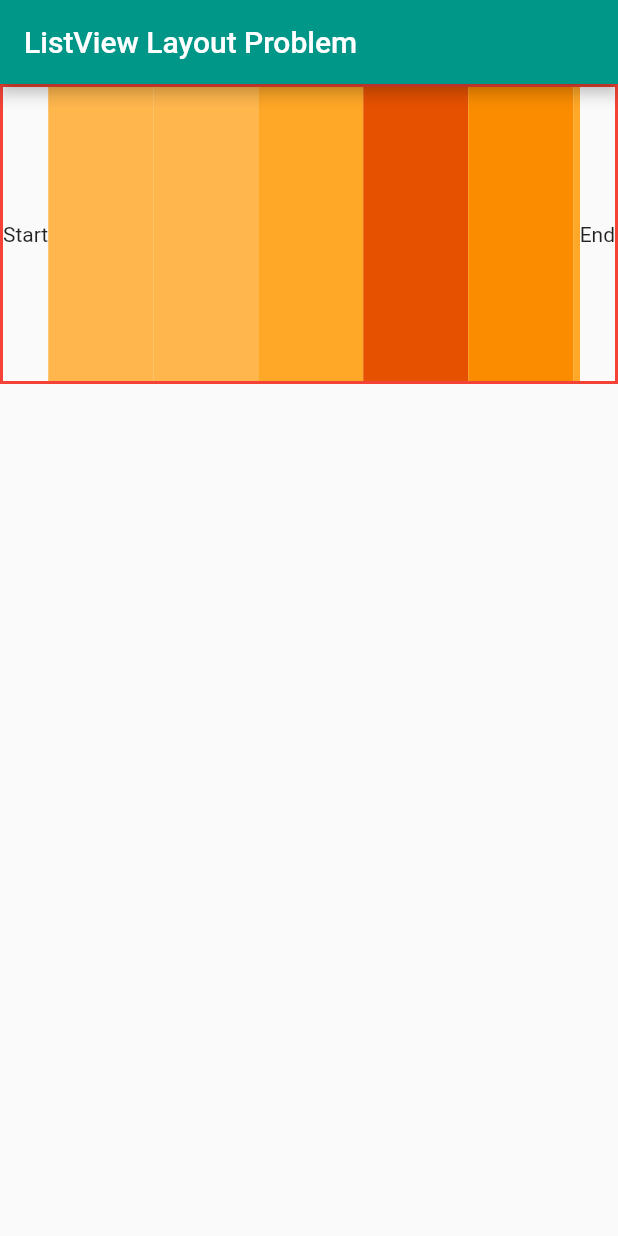
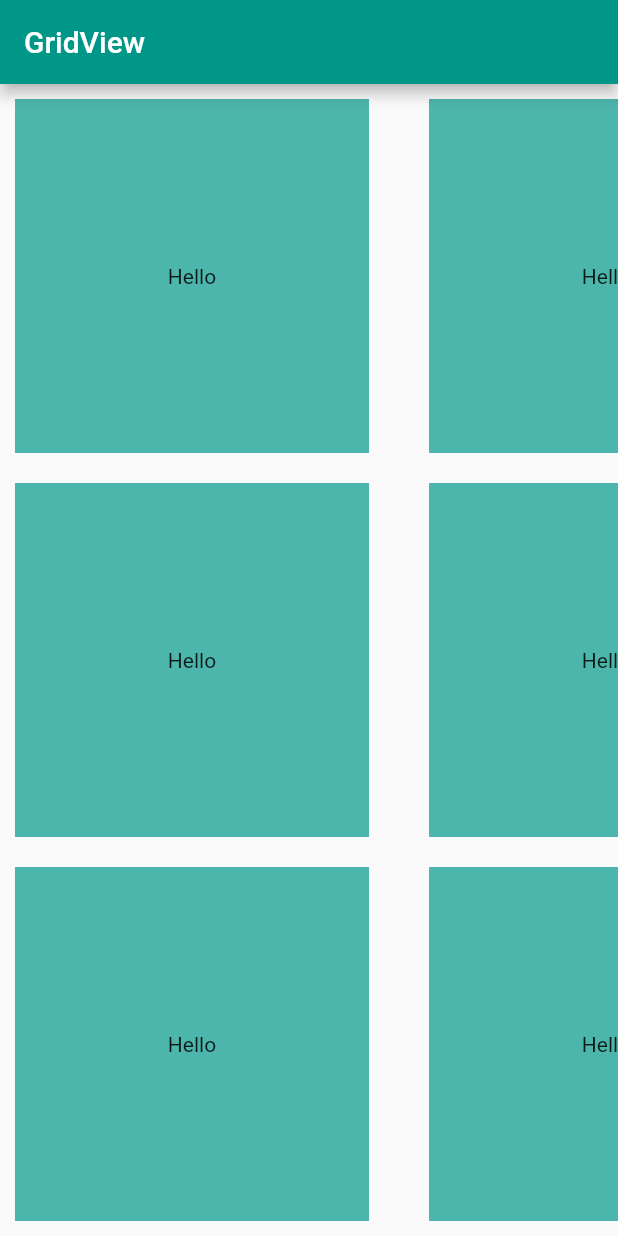
Before and after one commit to RustamovRRR/widgets, a Flutter app: the screen it shows after launch, on a phone screen of 412 x 824 dp. Run offline on Flutter 3.47's test engine with Material 2 defaults, Android fonts, the phone set to English and light mode, and no system bars; our stand-ins replace flutter_easyloading.

Commit message:
understaning gridview count widget

```diff
--- a/lib/main.dart
+++ b/lib/main.dart
@@ -1,5 +1,6 @@
 import "package:flutter/material.dart";
 import 'package:flutter_easyloading/flutter_easyloading.dart';
+import 'package:widgets/scrolls/GridViewClass.dart';
 import 'package:widgets/scrolls/listViewLayoutProblemi.dart';
 
 void main() {
@@ -44,7 +45,7 @@ class MyApp extends StatelessWidget {
                 color: Color.fromRGBO(156, 39, 176, 1),
                 fontWeight: FontWeight.bold)),
       ),
-      home: ListViewLayoutProblemi(),
+      home: GridViewClass(),
       builder: EasyLoading.init(),
     );
   }
--- /dev/null
+++ b/lib/scrolls/GridViewClass.dart
@@ -0,0 +1,188 @@
+import 'package:flutter/material.dart';
+
+class GridViewClass extends StatelessWidget {
+  const GridViewClass({Key? key}) : super(key: key);
+
+  @override
+  Widget build(BuildContext context) {
+    return Scaffold(
+      appBar: AppBar(
+        title: Text("GridView"),
+      ),
+      body: gridViewCount(),
+    );
+  }
+
+  GridView gridViewCount() {
+    return GridView.count(
+      crossAxisCount: 3,
+      primary: false,
+      scrollDirection: Axis.horizontal,
+      padding: EdgeInsets.all(10),
+      crossAxisSpacing: 20,
+      mainAxisSpacing: 40,
+      children: [
+        Container(
+          alignment: Alignment.center,
+          color: Colors.teal.shade300,
+          child: Text(
+            'Hello',
+            textAlign: TextAlign.center,
+          ),
+        ),
+        Container(
+          alignment: Alignment.center,
+          color: Colors.teal.shade300,
+          child: Text(
+            'Hello',
+            textAlign: TextAlign.center,
+          ),
+        ),
+        Container(
+          alignment: Alignment.center,
+          color: Colors.teal.shade300,
+          child: Text(
+            'Hello',
+            textAlign: TextAlign.center,
+          ),
+        ),
+        Container(
+          alignment: Alignment.center,
+          color: Colors.teal.shade300,
+          child: Text(
+            'Hello',
+            textAlign: TextAlign.center,
+          ),
+        ),
+        Container(
+          alignment: Alignment.center,
+          color: Colors.teal.shade300,
+          child: Text(
+            'Hello',
+            textAlign: TextAlign.center,
+          ),
+        ),
+        Container(
+          alignment: Alignment.center,
+          color: Colors.teal.shade300,
+          child: Text(
+            'Hello',
+            textAlign: TextAlign.center,
+          ),
+        ),
+        Container(
+          alignment: Alignment.center,
+          color: Colors.teal.shade300,
+          child: Text(
+            'Hello',
+            textAlign: TextAlign.center,
+          ),
+        ),
+        Container(
+          alignment: Alignment.center,
+          color: Colors.teal.shade300,
+          child: Text(
+            'Hello',
+            textAlign: TextAlign.center,
+          ),
+        ),
+        Container(
+          alignment: Alignment.center,
+          color: Colors.teal.shade300,
+          child: Text(
+            'Hello',
+            textAlign: TextAlign.center,
+          ),
+        ),
+        Container(
+          alignment: Alignment.center,
+          color: Colors.teal.shade300,
+          child: Text(
+            'Hello',
+            textAlign: TextAlign.center,
+          ),
+        ),
+        Container(
+          alignment: Alignment.center,
+          color: Colors.teal.shade300,
+          child: Text(
+            'Hello',
+            textAlign: TextAlign.center,
+          ),
+        ),
+        Container(
+          alignment: Alignment.center,
+          color: Colors.teal.shade300,
+          child: Text(
+            'Hello',
+            textAlign: TextAlign.center,
+          ),
+        ),
+        Container(
+          alignment: Alignment.center,
+          color: Colors.teal.shade300,
+          child: Text(
+            'Hello',
+            textAlign: TextAlign.center,
+          ),
+        ),
+        Container(
+          alignment: Alignment.center,
+          color: Colors.teal.shade300,
+          child: Text(
+            'Hello',
+            textAlign: TextAlign.center,
+          ),
+        ),
+        Container(
+          alignment: Alignment.center,
+          color: Colors.teal.shade300,
+          child: Text(
+            'Hello',
+            textAlign: TextAlign.center,
+          ),
+        ),
+        Container(
+          alignment: Alignment.center,
+          color: Colors.teal.shade300,
+          child: Text(
+            'Hello',
+            textAlign: TextAlign.center,
+          ),
+        ),
+        Container(
+          alignment: Alignment.center,
+          color: Colors.teal.shade300,
+          child: Text(
+            'Hello',
+            textAlign: TextAlign.center,
+          ),
+        ),
+        Container(
+          alignment: Alignment.center,
+          color: Colors.teal.shade300,
+          child: Text(
+            'Hello',
+            textAlign: TextAlign.center,
+          ),
+        ),
+        Container(
+          alignment: Alignment.center,
+          color: Colors.teal.shade300,
+          child: Text(
+            'Hello',
+            textAlign: TextAlign.center,
+          ),
+        ),
+        Container(
+          alignment: Alignment.center,
+          color: Colors.teal.shade300,
+          child: Text(
+            'Hello',
+            textAlign: TextAlign.center,
+          ),
+        ),
+      ],
+    );
+  }
+}
```
